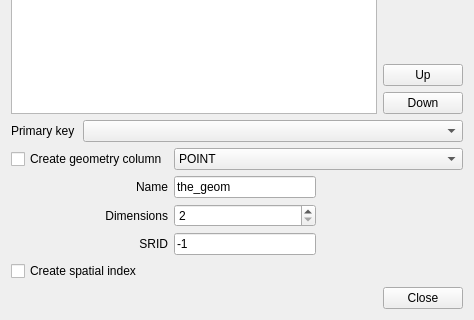
Qt form ui/DlgCreateTable.ui (brushtyler/db_manager) before a commit; both pictures show x 0 to 474 and y 242 to 562 of the 474 by 562 pixel window.
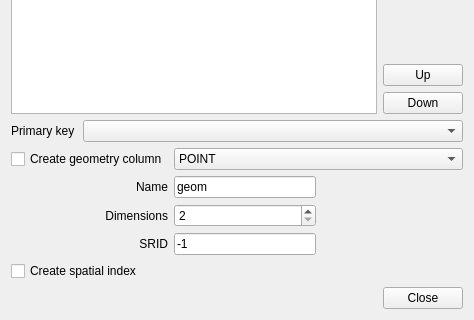
The same form after that commit.

Commit message: use 'geom' as default geometry column name

```diff
--- a/ui/DlgCreateTable.ui
+++ b/ui/DlgCreateTable.ui
@@ -174,7 +174,7 @@
      <item row="1" column="1">
       <widget class="QLineEdit" name="editGeomColumn">
        <property name="text">
-        <string>the_geom</string>
+        <string>geom</string>
        </property>
       </widget>
      </item>
```
Left out of the diff: 19 changed lines with no effect on the pictures. The commit also changes 1 other file.
